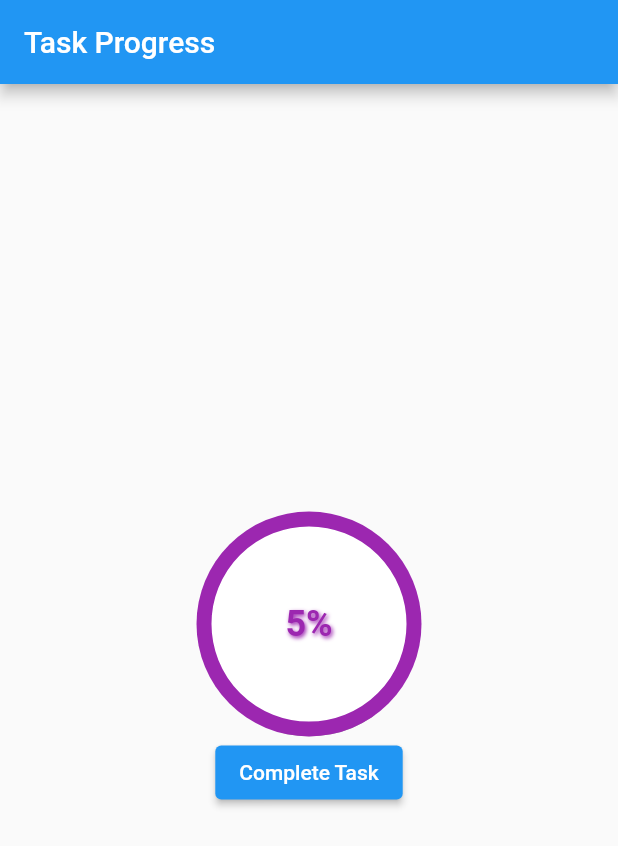
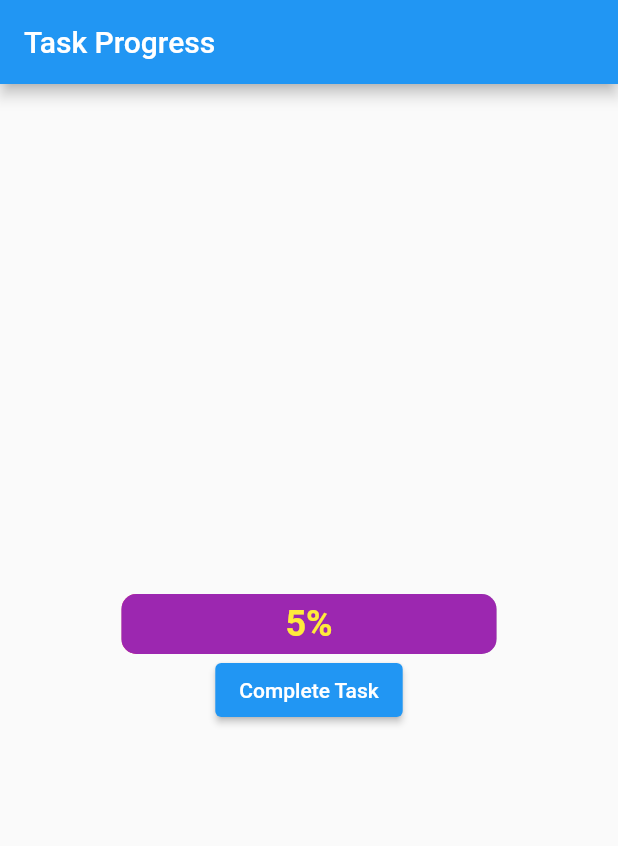
Before and after one commit to kosamaly/liquidProgressBar, a Flutter app: the screen it shows after launch, after a tap on "Complete Task", on a phone screen of 412 x 824 dp. Shown: the top 846 px of the screen. Run offline on Flutter 3.47's test engine with Material 2 defaults, Android fonts, the phone set to English and light mode, and no system bars; our stand-ins replace confetti, liquid_progress_indicator_v2.

Commit message:
Liquied Liner progress bar kkatma 2023

```diff
--- a/lib/main.dart
+++ b/lib/main.dart
@@ -1,6 +1,7 @@
 import 'package:flutter/material.dart';
 import 'package:confetti/confetti.dart';
-import 'task_progress_screen.dart';
+import 'package:progressbar2/task_liner_progress.dart';
+import 'task_circular_progress_screen.dart';
 
 void main() {
   runApp(MyApp());
@@ -9,8 +10,9 @@ void main() {
 class MyApp extends StatelessWidget {
   @override
   Widget build(BuildContext context) {
-    return MaterialApp(
-      home: TaskProgressScreen(),
+    return const MaterialApp(
+      home: TaskProgressScreen2(),
+      debugShowCheckedModeBanner: false,
     );
   }
 }
--- /dev/null
+++ b/lib/task_liner_progress.dart
@@ -0,0 +1,129 @@
+import 'package:confetti/confetti.dart';
+import 'package:flutter/material.dart';
+import 'package:liquid_progress_indicator_v2/liquid_progress_indicator.dart';
+
+class TaskProgressScreen2 extends StatelessWidget {
+  const TaskProgressScreen2({super.key});
+
+  @override
+  Widget build(BuildContext context) {
+    return Scaffold(
+      appBar: AppBar(
+        title: const Text('Task Progress'),
+      ),
+      body: const ProgressWidget(),
+    );
+  }
+}
+
+class ProgressWidget extends StatefulWidget {
+  const ProgressWidget({super.key});
+
+  @override
+  State<ProgressWidget> createState() => _ProgressWidgetState();
+}
+
+class _ProgressWidgetState extends State<ProgressWidget>
+    with SingleTickerProviderStateMixin {
+  // The number of completed tasks
+  int _completedTasks = 0;
+
+  // The confetti controller
+  late ConfettiController _confettiController;
+
+  // The animation controller for the progress indicator
+  late AnimationController _progressController;
+
+  @override
+  void initState() {
+    super.initState();
+
+    // Initialize the confetti controller
+    _confettiController = ConfettiController();
+
+    // Initialize the animation controller for the progress indicator
+    _progressController = AnimationController(
+      vsync: this,
+      duration: const Duration(seconds: 1),
+      lowerBound: 0.0,
+      upperBound: 1.0,
+    )..addListener(() {
+        setState(() {});
+      });
+  }
+
+  @override
+  void dispose() {
+    _confettiController.dispose();
+
+    // Dispose the animation controller for the progress indicator
+    _progressController.dispose();
+
+    super.dispose();
+  }
+
+  // Updates the task progress
+  void updateProgress() {
+    setState(() {
+      _completedTasks == 22 ? _completedTasks = 22 : _completedTasks++;
+    });
+
+    _progressController.value = _completedTasks / 22;
+
+    if (_completedTasks >= 22) {
+      // Show the confetti blast
+      _confettiController.play();
+    }
+  }
+
+  @override
+  Widget build(BuildContext context) {
+    return Center(
+      child: Column(
+        mainAxisAlignment: MainAxisAlignment.center,
+        children: [
+          Container(
+            width: 250,
+            height: 40,
+            child: LiquidLinearProgressIndicator(
+              borderWidth: 20,
+              direction: Axis.horizontal,
+              borderRadius: 10,
+              value: _progressController.value,
+              valueColor: const AlwaysStoppedAnimation(Colors.pinkAccent),
+              borderColor: Colors.purple,
+              backgroundColor: Colors.black26,
+              center: Text(
+                _completedTasks >= 22
+                    ? " اللهم بارك  "
+                    : "${(_completedTasks * (100.toDouble() / 22.toDouble())).round()}%",
+                style: TextStyle(
+                    color: _completedTasks >= 22 ? Colors.white : Colors.yellow,
+                    fontWeight: FontWeight.bold,
+                    fontSize: 24,
+                    shadows: const [
+                      Shadow(
+                          color: Colors.purple,
+                          offset: Offset(1, 1),
+                          blurRadius: 3)
+                    ]),
+              ),
+            ),
+          ),
+
+          // The confetti widget
+          ConfettiWidget(
+            confettiController: _confettiController,
+            blastDirectionality: BlastDirectionality.explosive,
+          ),
+
+          // The button to complete a task
+          ElevatedButton(
+            onPressed: updateProgress,
+            child: const Text('Complete Task'),
+          ),
+        ],
+      ),
+    );
+  }
+}
```
Also changed, not shown: lib/task_circular_progress_screen.dart (renamed from lib/task_progress_screen.dart).
